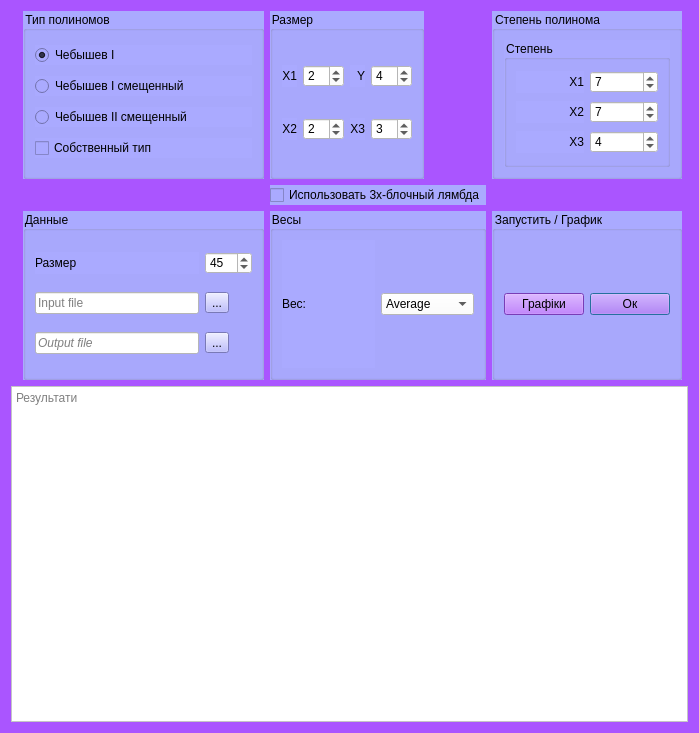
The window that main_window.ui (skiliton/sa_lab3) describes before a commit, drawn with Qt 5.
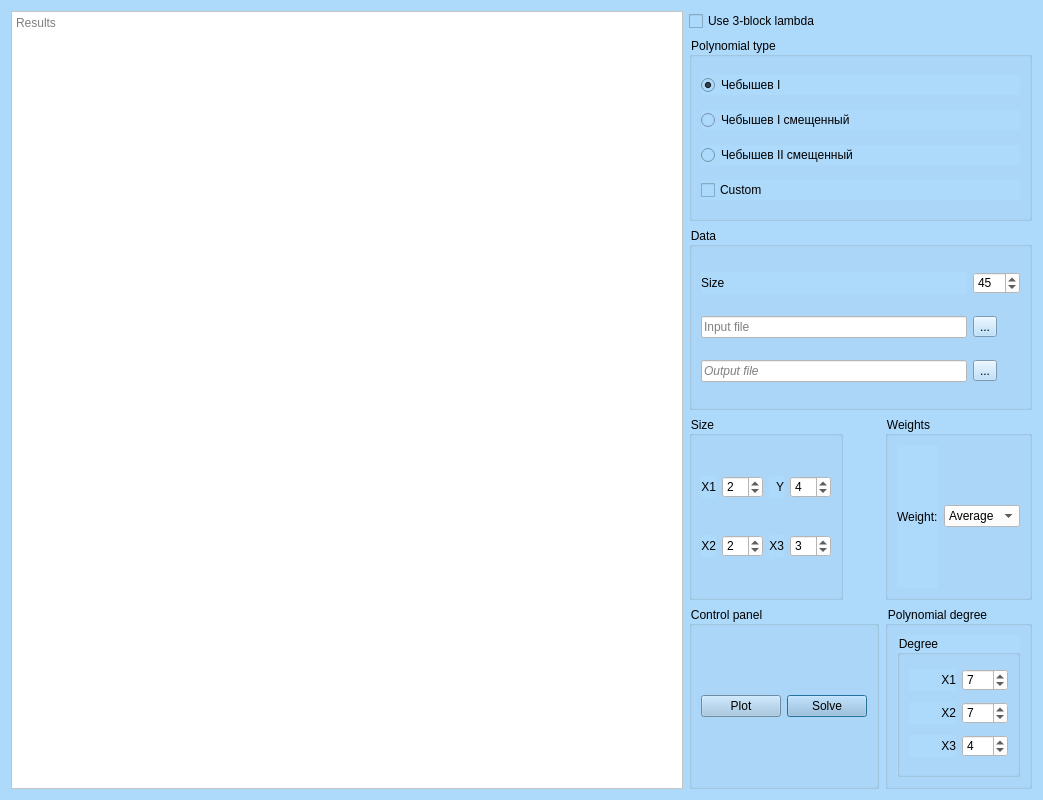
The same window after the commit.

Diff of the .ui file:
```diff
--- a/main_window.ui
+++ b/main_window.ui
@@ -6,27 +6,32 @@
    <rect>
     <x>0</x>
     <y>0</y>
-    <width>699</width>
-    <height>733</height>
+    <width>1043</width>
+    <height>800</height>
    </rect>
   </property>
+  <property name="font">
+   <font>
+    <family>Arial</family>
+   </font>
+  </property>
   <property name="windowTitle">
    <string>Form1</string>
   </property>
   <property name="styleSheet">
-   <string notr="true">background-color: rgb(170, 85, 255);</string>
+   <string notr="true">background-color: rgb(173, 217, 250);</string>
   </property>
   <layout class="QGridLayout" name="gridLayout_2">
-   <item row="0" column="4">
+   <item row="9" column="4">
     <widget class="QGroupBox" name="groupBox_5">
      <property name="styleSheet">
-      <string notr="true">background-color: rgb(170, 170, 255);</string>
+      <string notr="true">background-color: rgb(173, 217, 250); color: black;</string>
      </property>
      <property name="locale">
       <locale language="Ukrainian" country="Ukraine"/>
      </property>
      <property name="title">
-      <string>Степень полинома</string>
+      <string>Polynomial degree</string>
      </property>
      <layout class="QHBoxLayout" name="horizontalLayout">
       <item>
@@ -35,7 +40,7 @@
          <locale language="Ukrainian" country="Ukraine"/>
         </property>
         <property name="title">
-         <string>Степень</string>
+         <string>Degree</string>
         </property>
         <layout class="QGridLayout" name="gridLayout_4">
          <item row="0" column="0">
@@ -122,33 +127,105 @@
      </layout>
     </widget>
    </item>
-   <item row="7" column="0" rowspan="2" colspan="6">
-    <widget class="QTextBrowser" name="results_field">
+   <item row="7" column="3" colspan="2">
+    <widget class="QGroupBox" name="groupBox">
+     <property name="autoFillBackground">
+      <bool>false</bool>
+     </property>
      <property name="styleSheet">
-      <string notr="true">background-color: rgb(255, 255, 255);</string>
+      <string notr="true">background-color: rgb(173, 217, 250); color: black;</string>
      </property>
      <property name="locale">
       <locale language="Ukrainian" country="Ukraine"/>
      </property>
-     <property name="lineWrapMode">
-      <enum>QTextEdit::NoWrap</enum>
+     <property name="title">
+      <string>Data</string>
      </property>
-     <property name="readOnly">
-      <bool>true</bool>
-     </property>
-     <property name="html">
-      <string>&lt;!DOCTYPE HTML PUBLIC &quot;-//W3C//DTD HTML 4.0//EN&quot; &quot;http://www.w3.org/TR/REC-html40/strict.dtd&quot;&gt;
-&lt;html&gt;&lt;head&gt;&lt;meta name=&quot;qrichtext&quot; content=&quot;1&quot; /&gt;&lt;style type=&quot;text/css&quot;&gt;
-p, li { white-space: pre-wrap; }
-&lt;/style&gt;&lt;/head&gt;&lt;body style=&quot; font-family:'Ubuntu'; font-size:11pt; font-weight:400; font-style:normal;&quot;&gt;
-&lt;p style=&quot;-qt-paragraph-type:empty; margin-top:0px; margin-bottom:0px; margin-left:0px; margin-right:0px; -qt-block-indent:0; text-indent:0px; font-family:'.Menio Regular'; font-size:10pt;&quot;&gt;&lt;br /&gt;&lt;/p&gt;&lt;/body&gt;&lt;/html&gt;</string>
-     </property>
-     <property name="placeholderText" stdset="0">
-      <string>Результати</string>
-     </property>
+     <layout class="QGridLayout" name="gridLayout_5">
+      <item row="0" column="0">
+       <widget class="QLabel" name="label">
+        <property name="locale">
+         <locale language="Ukrainian" country="Ukraine"/>
+        </property>
+        <property name="text">
+         <string>Size</string>
+        </property>
+       </widget>
+      </item>
+      <item row="2" column="1">
+       <widget class="QToolButton" name="select_output">
+        <property name="locale">
+         <locale language="Ukrainian" country="Ukraine"/>
+        </property>
+        <property name="text">
+         <string>...</string>
+        </property>
+       </widget>
+      </item>
+      <item row="0" column="1">
+       <widget class="QSpinBox" name="sample_spin">
+        <property name="styleSheet">
+         <string notr="true">background-color: rgb(255, 255, 255);</string>
+        </property>
+        <property name="locale">
+         <locale language="Ukrainian" country="Ukraine"/>
+        </property>
+        <property name="maximum">
+         <number>999</number>
+        </property>
+        <property name="value">
+         <number>45</number>
+        </property>
+       </widget>
+      </item>
+      <item row="1" column="1">
+       <widget class="QToolButton" name="select_input">
+        <property name="locale">
+         <locale language="Ukrainian" country="Ukraine"/>
+        </property>
+        <property name="text">
+         <string>...</string>
+        </property>
+       </widget>
+      </item>
+      <item row="2" column="0">
+       <widget class="QLineEdit" name="line_output">
+        <property name="font">
+         <font>
+          <italic>true</italic>
+         </font>
+        </property>
+        <property name="styleSheet">
+         <string notr="true">background-color: rgb(255, 255, 255);</string>
+        </property>
+        <property name="locale">
+         <locale language="Ukrainian" country="Ukraine"/>
+        </property>
+        <property name="placeholderText">
+         <string>Output file</string>
+        </property>
+       </widget>
+      </item>
+      <item row="1" column="0">
+       <widget class="QLineEdit" name="line_input">
+        <property name="styleSheet">
+         <string notr="true">background-color: rgb(255, 255, 255);</string>
+        </property>
+        <property name="locale">
+         <locale language="Ukrainian" country="Ukraine"/>
+        </property>
+        <property name="text">
+         <string/>
+        </property>
+        <property name="placeholderText">
+         <string>Input file</string>
+        </property>
+       </widget>
+      </item>
+     </layout>
     </widget>
    </item>
-   <item row="0" column="3">
+   <item row="8" column="3">
     <widget class="QGroupBox" name="groupBox_2">
      <property name="sizePolicy">
       <sizepolicy hsizetype="Fixed" vsizetype="Preferred">
@@ -157,13 +234,13 @@
       </sizepolicy>
      </property>
      <property name="styleSheet">
-      <string notr="true">background-color: rgb(170, 170, 255);</string>
+      <string notr="true">background-color: rgb(173, 217, 250); color: black;</string>
      </property>
      <property name="locale">
       <locale language="Ukrainian" country="Ukraine"/>
      </property>
      <property name="title">
-      <string>Размер</string>
+      <string>Size</string>
      </property>
      <layout class="QGridLayout" name="gridLayout_3">
       <item row="1" column="1">
@@ -273,188 +350,41 @@
      </layout>
     </widget>
    </item>
-   <item row="3" column="3">
-    <widget class="QGroupBox" name="groupBox_7">
-     <property name="styleSheet">
-      <string notr="true">background-color: rgb(170, 170, 255);</string>
-     </property>
-     <property name="locale">
-      <locale language="Ukrainian" country="Ukraine"/>
-     </property>
-     <property name="title">
-      <string>Весы</string>
-     </property>
-     <layout class="QHBoxLayout" name="horizontalLayout_3">
-      <item>
-       <widget class="QLabel" name="label_9">
-        <property name="locale">
-         <locale language="Ukrainian" country="Ukraine"/>
-        </property>
-        <property name="text">
-         <string>Вес:</string>
-        </property>
-       </widget>
-      </item>
-      <item>
-       <widget class="QComboBox" name="weights_box">
-        <property name="styleSheet">
-         <string notr="true">background-color: rgb(255, 255, 255);</string>
-        </property>
-        <property name="locale">
-         <locale language="Ukrainian" country="Ukraine"/>
-        </property>
-        <property name="currentText" stdset="0">
-         <string>Average</string>
-        </property>
-        <item>
-         <property name="text">
-          <string>Average</string>
-         </property>
-        </item>
-        <item>
-         <property name="text">
-          <string>Scaled</string>
-         </property>
-        </item>
-       </widget>
-      </item>
-     </layout>
-    </widget>
-   </item>
-   <item row="3" column="2">
-    <widget class="QGroupBox" name="groupBox">
-     <property name="autoFillBackground">
-      <bool>false</bool>
-     </property>
-     <property name="styleSheet">
-      <string notr="true">background-color: rgb(170, 170, 255);</string>
-     </property>
-     <property name="locale">
-      <locale language="Ukrainian" country="Ukraine"/>
-     </property>
-     <property name="title">
-      <string>Данные</string>
-     </property>
-     <layout class="QGridLayout" name="gridLayout_5">
-      <item row="2" column="1">
-       <widget class="QToolButton" name="select_output">
-        <property name="locale">
-         <locale language="Ukrainian" country="Ukraine"/>
-        </property>
-        <property name="text">
-         <string>...</string>
-        </property>
-       </widget>
-      </item>
-      <item row="0" column="1">
-       <widget class="QSpinBox" name="sample_spin">
-        <property name="styleSheet">
-         <string notr="true">background-color: rgb(255, 255, 255);</string>
-        </property>
-        <property name="locale">
-         <locale language="Ukrainian" country="Ukraine"/>
-        </property>
-        <property name="maximum">
-         <number>999</number>
-        </property>
-        <property name="value">
-         <number>45</number>
-        </property>
-       </widget>
-      </item>
-      <item row="1" column="1">
-       <widget class="QToolButton" name="select_input">
-        <property name="locale">
-         <locale language="Ukrainian" country="Ukraine"/>
-        </property>
-        <property name="text">
-         <string>...</string>
-        </property>
-       </widget>
-      </item>
-      <item row="1" column="0">
-       <widget class="QLineEdit" name="line_input">
-        <property name="styleSheet">
-         <string notr="true">background-color: rgb(255, 255, 255);</string>
-        </property>
-        <property name="locale">
-         <locale language="Ukrainian" country="Ukraine"/>
-        </property>
-        <property name="text">
-         <string/>
-        </property>
-        <property name="placeholderText">
-         <string>Input file</string>
-        </property>
-       </widget>
-      </item>
-      <item row="0" column="0">
-       <widget class="QLabel" name="label">
-        <property name="locale">
-         <locale language="Ukrainian" country="Ukraine"/>
-        </property>
-        <property name="text">
-         <string>Размер</string>
-        </property>
-       </widget>
-      </item>
-      <item row="2" column="0">
-       <widget class="QLineEdit" name="line_output">
-        <property name="font">
-         <font>
-          <italic>true</italic>
-         </font>
-        </property>
-        <property name="styleSheet">
-         <string notr="true">background-color: rgb(255, 255, 255);</string>
-        </property>
-        <property name="locale">
-         <locale language="Ukrainian" country="Ukraine"/>
-        </property>
-        <property name="placeholderText">
-         <string>Output file</string>
-        </property>
-       </widget>
-      </item>
-     </layout>
-    </widget>
-   </item>
-   <item row="3" column="4">
+   <item row="9" column="3">
     <widget class="QGroupBox" name="groupBox_6">
      <property name="styleSheet">
-      <string notr="true">background-color: rgb(170, 170, 255);</string>
+      <string notr="true">background-color: rgb(173, 217, 250); color: black;</string>
      </property>
      <property name="locale">
       <locale language="Ukrainian" country="Ukraine"/>
      </property>
      <property name="title">
-      <string>Запустить / График</string>
+      <string>Control panel</string>
      </property>
      <layout class="QHBoxLayout" name="horizontalLayout_2">
       <item>
        <widget class="QPushButton" name="plot_button">
         <property name="styleSheet">
-         <string notr="true">background-color: rgb(170, 85, 255);
-</string>
+         <string notr="true">background-color: rgb(155, 194, 224);</string>
         </property>
         <property name="locale">
          <locale language="Ukrainian" country="Ukraine"/>
         </property>
         <property name="text">
-         <string>Графіки</string>
+         <string>Plot</string>
         </property>
        </widget>
       </item>
       <item>
        <widget class="QPushButton" name="exec_button">
         <property name="styleSheet">
-         <string notr="true">background-color: rgb(170, 85, 255);</string>
+         <string notr="true">background-color: rgb(155, 194, 224);</string>
         </property>
         <property name="locale">
          <locale language="Ukrainian" country="Ukraine"/>
         </property>
         <property name="text">
-         <string>Ок</string>
+         <string>Solve</string>
         </property>
         <property name="default">
          <bool>true</bool>
@@ -467,16 +397,103 @@
      </layout>
     </widget>
    </item>
-   <item row="0" column="2">
+   <item row="8" column="4">
+    <widget class="QGroupBox" name="groupBox_7">
+     <property name="styleSheet">
+      <string notr="true">background-color: rgb(173, 217, 250); color: black;</string>
+     </property>
+     <property name="locale">
+      <locale language="English" country="UnitedStates"/>
+     </property>
+     <property name="title">
+      <string>Weights</string>
+     </property>
+     <layout class="QHBoxLayout" name="horizontalLayout_3">
+      <item>
+       <widget class="QLabel" name="label_9">
+        <property name="locale">
+         <locale language="English" country="UnitedStates"/>
+        </property>
+        <property name="text">
+         <string>Weight:</string>
+        </property>
+       </widget>
+      </item>
+      <item>
+       <widget class="QComboBox" name="weights_box">
+        <property name="styleSheet">
+         <string notr="true">background-color: rgb(255, 255, 255);</string>
+        </property>
+        <property name="locale">
+         <locale language="Ukrainian" country="Ukraine"/>
+        </property>
+        <property name="currentText">
+         <string>Average</string>
+        </property>
+        <item>
+         <property name="text">
+          <string>Average</string>
+         </property>
+        </item>
+        <item>
+         <property name="text">
+          <string>Scaled</string>
+         </property>
+        </item>
+       </widget>
+      </item>
+     </layout>
+    </widget>
+   </item>
+   <item row="5" column="3" colspan="2">
+    <widget class="QCheckBox" name="lambda_check">
+     <property name="styleSheet">
+      <string notr="true">background-color: rgb(173, 217, 250); color: black;</string>
+     </property>
+     <property name="locale">
+      <locale language="Ukrainian" country="Ukraine"/>
+     </property>
+     <property name="text">
+      <string>Use 3-block lambda</string>
+     </property>
+    </widget>
+   </item>
+   <item row="5" column="0" rowspan="5">
+    <widget class="QTextBrowser" name="results_field">
+     <property name="styleSheet">
+      <string notr="true">background-color: rgb(255, 255, 255); color: black;</string>
+     </property>
+     <property name="locale">
+      <locale language="Ukrainian" country="Ukraine"/>
+     </property>
+     <property name="lineWrapMode">
+      <enum>QTextEdit::NoWrap</enum>
+     </property>
+     <property name="readOnly">
+      <bool>true</bool>
+     </property>
+     <property name="html">
+      <string>&lt;!DOCTYPE HTML PUBLIC &quot;-//W3C//DTD HTML 4.0//EN&quot; &quot;http://www.w3.org/TR/REC-html40/strict.dtd&quot;&gt;
+&lt;html&gt;&lt;head&gt;&lt;meta name=&quot;qrichtext&quot; content=&quot;1&quot; /&gt;&lt;style type=&quot;text/css&quot;&gt;
+p, li { white-space: pre-wrap; }
+&lt;/style&gt;&lt;/head&gt;&lt;body style=&quot; font-family:'.AppleSystemUIFont'; font-size:13pt; font-weight:400; font-style:normal;&quot;&gt;
+&lt;p style=&quot;-qt-paragraph-type:empty; margin-top:0px; margin-bottom:0px; margin-left:0px; margin-right:0px; -qt-block-indent:0; text-indent:0px; font-family:'.Menio Regular'; font-size:10pt;&quot;&gt;&lt;br /&gt;&lt;/p&gt;&lt;/body&gt;&lt;/html&gt;</string>
+     </property>
+     <property name="placeholderText">
+      <string>Results</string>
+     </property>
+    </widget>
+   </item>
+   <item row="6" column="3" colspan="2">
     <widget class="QGroupBox" name="groupBox_3">
      <property name="styleSheet">
-      <string notr="true">background-color: rgb(170, 170, 255);</string>
+      <string notr="true">background-color: rgb(173, 217, 250); color: black;</string>
      </property>
      <property name="locale">
       <locale language="Ukrainian" country="Ukraine"/>
      </property>
      <property name="title">
-      <string>Тип полиномов</string>
+      <string>Polynomial type</string>
      </property>
      <layout class="QVBoxLayout" name="verticalLayout">
       <item>
@@ -507,6 +524,12 @@
       </item>
       <item>
        <widget class="QRadioButton" name="radio_sh_cheb_u">
+        <property name="styleSheet">
+         <string notr="true"/>
+        </property>
+        <property name="locale">
+         <locale language="Ukrainian" country="Ukraine"/>
+        </property>
         <property name="text">
          <string>Чебышев II смещенный</string>
         </property>
@@ -515,26 +538,13 @@
       <item>
        <widget class="QCheckBox" name="custom_check">
         <property name="text">
-         <string>Собственный тип</string>
+         <string>Custom</string>
         </property>
        </widget>
       </item>
      </layout>
     </widget>
    </item>
-   <item row="1" column="3">
-    <widget class="QCheckBox" name="lambda_check">
-     <property name="styleSheet">
-      <string notr="true">background-color: rgb(170, 170, 255);</string>
-     </property>
-     <property name="locale">
-      <locale language="Ukrainian" country="Ukraine"/>
-     </property>
-     <property name="text">
-      <string>Использовать 3х-блочный лямбда</string>
-     </property>
-    </widget>
-   </item>
   </layout>
  </widget>
  <tabstops>
```
Left out of the diff: 252 changed lines with no effect on the pictures.
